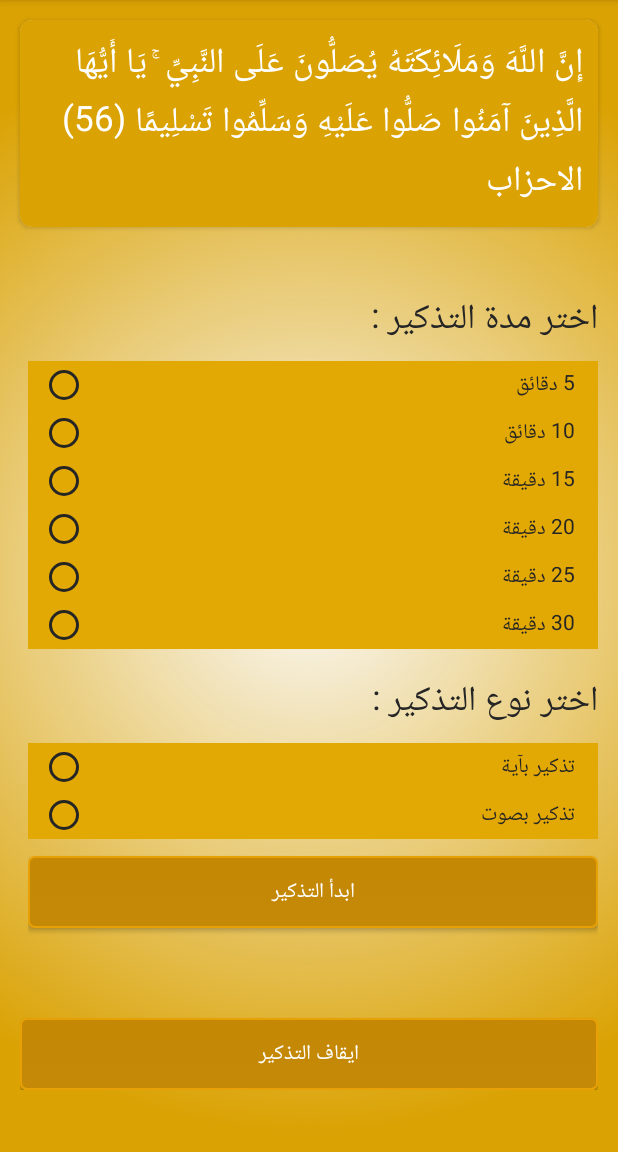
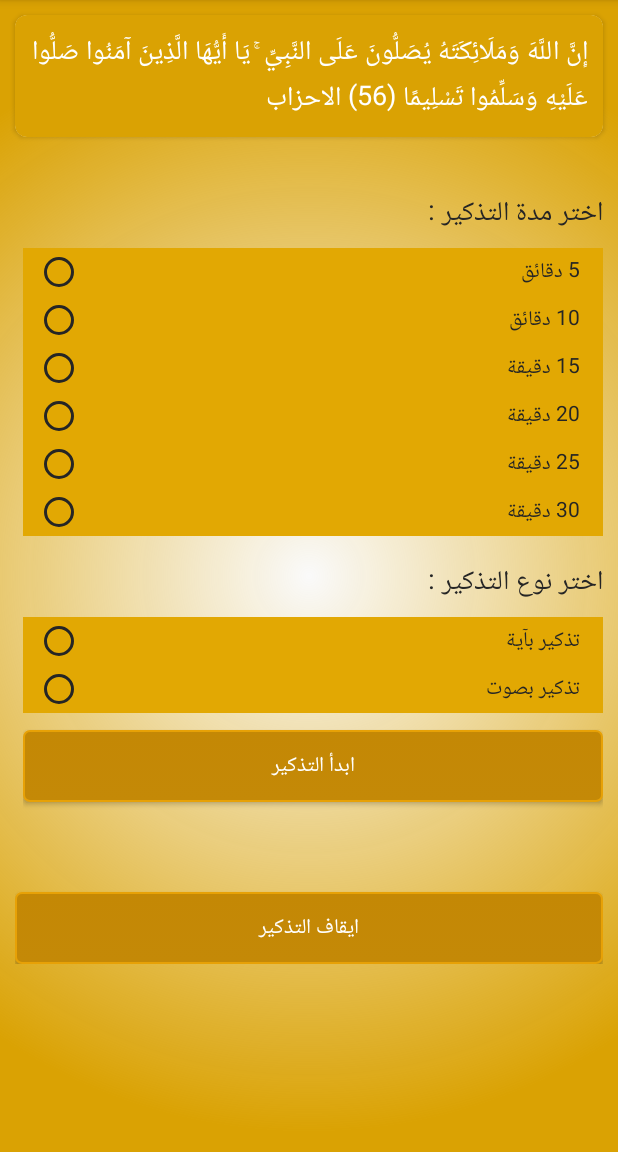
Before and after one commit to ahmedelzubair/Salluu3alayhie, an Android app: the screen it shows after launch (MainActivity), on a phone screen of 412 x 824 dp, the part 84-1236 px from its top. Run offline under Robolectric (Android 15) with nearby library versions, the phone set to English and light mode, and no system bars.

Commit message:
app build success and need to start fix bugs

```diff
--- a/app/build.gradle
+++ b/app/build.gradle
@@ -26,15 +26,12 @@ dependencies {
     })
     implementation 'androidx.appcompat:appcompat:1.3.1'
     implementation 'androidx.constraintlayout:constraintlayout:2.0.4'
-    implementation 'com.intuit.sdp:sdp-android:1.0.6'
     testImplementation 'junit:junit:4.13.2'
     implementation 'androidx.cardview:cardview:1.0.0'
 
     implementation 'com.github.bumptech.glide:glide:4.11.0'
     annotationProcessor 'com.github.bumptech.glide:compiler:4.11.0'
 
-    //sdp for db sizes
-    implementation 'com.intuit.sdp:sdp-android:1.0.6'
     // EventBus
     implementation 'org.greenrobot:eventbus:3.2.0'
     // for all app fonts
@@ -42,7 +39,5 @@ dependencies {
     implementation 'io.github.inflationx:viewpump:2.0.3'
     // android useful utilities
     implementation 'com.blankj:utilcodex:1.30.6'
-    // for Toaster
-    implementation 'com.github.Spikeysanju:MotionToast:1.3.3.4'
 
 }
--- a/app/src/main/res/layout-small/activity_about.xml
+++ b/app/src/main/res/layout-small/activity_about.xml
@@ -12,7 +12,7 @@
         android:layout_margin="15dp">
 
         <TextView
-            android:textAlignment="center"
+            android:textAlignment="gravity"
             android:id="@+id/appName2"
             android:layout_width="wrap_content"
             android:layout_height="wrap_content"
--- a/app/src/main/res/layout-small/activity_main.xml
+++ b/app/src/main/res/layout-small/activity_main.xml
@@ -7,11 +7,12 @@
     android:background="@color/small_bg"
     tools:context="com.apk4android.salluu3alayhie.ui.MainActivity">
 
-    <android.support.v7.widget.CardView
+
+    <androidx.cardview.widget.CardView
         android:id="@+id/ayaCard"
         android:layout_width="match_parent"
         android:layout_height="wrap_content"
-        android:layout_margin="@dimen/_10sdp"
+        android:layout_margin="10dp"
         android:clickable="true"
         android:foreground="?android:attr/selectableItemBackground"
         app:cardCornerRadius="8dp"
@@ -27,17 +28,17 @@
             android:padding="10dp"
             android:text="@string/the_aya"
             android:textColor="@color/colorFontAya"
-            android:textSize="@dimen/_18sdp" />
+            android:textSize="18dp" />
 
-    </android.support.v7.widget.CardView>
+    </androidx.cardview.widget.CardView>
 
     <RelativeLayout
         android:id="@+id/RelativeAll"
         android:layout_width="match_parent"
         android:layout_height="wrap_content"
         android:layout_below="@+id/ayaCard"
-        android:layout_marginLeft="@dimen/_15sdp"
-        android:layout_marginRight="@dimen/_15sdp">
+        android:layout_marginLeft="15dp"
+        android:layout_marginRight="15dp">
 
         <TextView
             android:id="@+id/textViewChose"
@@ -45,11 +46,11 @@
             android:layout_height="wrap_content"
             android:layout_alignParentRight="true"
             android:layout_centerHorizontal="true"
-            android:layout_marginTop="@dimen/_16sdp"
+            android:layout_marginTop="16dp"
             android:text="@string/alarm_period"
             android:textColor="@color/colorFont"
             android:textColorLink="@android:color/background_dark"
-            android:textSize="@dimen/_15sdp" />
+            android:textSize="15dp" />
 
         <TextView
             android:id="@+id/textViewChoseVoiceType"
@@ -57,14 +58,14 @@
             android:layout_height="wrap_content"
             android:layout_alignBaseline="@+id/textViewChose"
             android:layout_alignBottom="@+id/textViewChose"
-            android:layout_marginEnd="@dimen/_52sdp"
-            android:layout_marginRight="@dimen/_52sdp"
+            android:layout_marginEnd="52dp"
+            android:layout_marginRight="52dp"
+            android:layout_toStartOf="@+id/textViewChose"
             android:layout_toLeftOf="@+id/textViewChose"
-            android:layout_toStartOf="@+id/textViewChose"
             android:text="@string/choseNotiTaype"
             android:textColor="@color/colorFont"
             android:textColorLink="@android:color/background_dark"
-            android:textSize="@dimen/_15sdp" />
+            android:textSize="15dp" />
 
         <LinearLayout
             android:id="@+id/linVir"
@@ -84,7 +85,7 @@
                     android:id="@+id/NotificationTypeBtnStart"
                     android:layout_width="wrap_content"
                     android:layout_height="wrap_content"
-                    android:layout_marginLeft="@dimen/_5sdp"
+                    android:layout_marginLeft="5dp"
                     android:layout_weight="1"
                     android:orientation="vertical">
 
@@ -98,8 +99,8 @@
                             android:id="@+id/radioAya"
                             android:layout_width="match_parent"
                             android:layout_height="wrap_content"
-                            android:layout_marginLeft="@dimen/_8sdp"
-                            android:layout_marginRight="@dimen/_15sdp"
+                            android:layout_marginLeft="8dp"
+                            android:layout_marginRight="15dp"
                             android:buttonTint="@color/colorFont"
                             android:text="تذكير بآية"
                             android:textColor="@color/colorFont" />
@@ -108,8 +109,8 @@
                             android:id="@+id/radioVoice"
                             android:layout_width="match_parent"
                             android:layout_height="wrap_content"
-                            android:layout_marginLeft="@dimen/_8sdp"
-                            android:layout_marginRight="@dimen/_15sdp"
+                            android:layout_marginLeft="8dp"
+                            android:layout_marginRight="15dp"
                             android:buttonTint="@color/colorFont"
                             android:text="تذكير بصوت"
                             android:textColor="@color/colorFont" />
@@ -120,8 +121,8 @@
                         android:id="@+id/btnStartAlarm"
                         android:layout_width="match_parent"
                         android:layout_height="wrap_content"
-                        android:layout_marginBottom="@dimen/_10sdp"
-                        android:layout_marginTop="@dimen/_11sdp"
+                        android:layout_marginTop="11dp"
+                        android:layout_marginBottom="10dp"
                         android:background="@drawable/buttons_style"
                         android:onClick="startAlarm"
                         android:text="ابدأ التذكير"
@@ -132,7 +133,7 @@
                     android:id="@+id/rgTimes"
                     android:layout_width="wrap_content"
                     android:layout_height="wrap_content"
-                    android:layout_marginLeft="@dimen/_5sdp"
+                    android:layout_marginLeft="5dp"
                     android:layout_weight="1"
                     android:background="@color/colorBGRadioGroup">
 
@@ -140,8 +141,8 @@
                         android:id="@+id/radio5Min"
                         android:layout_width="match_parent"
                         android:layout_height="wrap_content"
-                        android:layout_marginLeft="@dimen/_8sdp"
-                        android:layout_marginRight="@dimen/_15sdp"
+                        android:layout_marginLeft="8dp"
+                        android:layout_marginRight="15dp"
                         android:buttonTint="@color/colorFont"
                         android:text="5 دقائق"
                         android:textColor="@color/colorFont" />
@@ -150,8 +151,8 @@
                         android:id="@+id/radio10Min"
                         android:layout_width="match_parent"
                         android:layout_height="wrap_content"
-                        android:layout_marginLeft="@dimen/_8sdp"
-                        android:layout_marginRight="@dimen/_15sdp"
+                        android:layout_marginLeft="8dp"
+                        android:layout_marginRight="15dp"
                         android:buttonTint="@color/colorFont"
                         android:text="10 دقائق"
                         android:textColor="@color/colorFont" />
@@ -160,8 +161,8 @@
                         android:id="@+id/radio15Min"
                         android:layout_width="match_parent"
                         android:layout_height="wrap_content"
-                        android:layout_marginLeft="@dimen/_8sdp"
-                        android:layout_marginRight="@dimen/_15sdp"
+                        android:layout_marginLeft="8dp"
+                        android:layout_marginRight="15dp"
                         android:buttonTint="@color/colorFont"
                         android:text="15 دقيقة"
                         android:textColor="@color/colorFont" />
@@ -170,8 +171,8 @@
                         android:id="@+id/radio20Min"
                         android:layout_width="match_parent"
                         android:layout_height="wrap_content"
-                        android:layout_marginLeft="@dimen/_8sdp"
-                        android:layout_marginRight="@dimen/_15sdp"
+                        android:layout_marginLeft="8dp"
+                        android:layout_marginRight="15dp"
                         android:buttonTint="@color/colorFont"
                         android:text="20 دقيقة"
                         android:textColor="@color/colorFont" />
@@ -180,8 +181,8 @@
                         android:id="@+id/radio25Min"
                         android:layout_width="match_parent"
                         android:layout_height="wrap_content"
-                        android:layout_marginLeft="@dimen/_8sdp"
-                        android:layout_marginRight="@dimen/_15sdp"
+                        android:layout_marginLeft="8dp"
+                        android:layout_marginRight="15dp"
                         android:buttonTint="@color/colorFont"
                         android:text="25 دقيقة"
                         android:textColor="@color/colorFont" />
@@ -190,8 +191,8 @@
                         android:id="@+id/radio30Min"
                         android:layout_width="match_parent"
                         android:layout_height="wrap_content"
-                        android:layout_marginLeft="@dimen/_8sdp"
-                        android:layout_marginRight="@dimen/_15sdp"
+                        android:layout_marginLeft="8dp"
+                        android:layout_marginRight="15dp"
                         android:buttonTint="@color/colorFont"
                         android:text="30 دقيقة"
                         android:textColor="@color/colorFont" />
@@ -204,8 +205,8 @@
                 android:id="@+id/btnCancel"
                 android:layout_width="match_parent"
                 android:layout_height="wrap_content"
-                android:layout_marginBottom="@dimen/_4sdp"
-                android:layout_marginTop="@dimen/_4sdp"
+                android:layout_marginTop="4dp"
+                android:layout_marginBottom="4dp"
                 android:background="@drawable/buttons_style"
                 android:onClick="stopAlarm"
                 android:text="ايقاف التذكير"
--- a/app/src/main/res/layout/activity_main.xml
+++ b/app/src/main/res/layout/activity_main.xml
@@ -22,7 +22,7 @@
                 android:id="@+id/ayaCard"
                 android:layout_width="match_parent"
                 android:layout_height="wrap_content"
-                android:layout_margin="@dimen/_10sdp"
+                android:layout_margin="10dp"
                 android:clickable="true"
                 android:foreground="?android:attr/selectableItemBackground"
                 app:cardCornerRadius="8dp"
@@ -38,7 +38,7 @@
                     android:padding="10dp"
                     android:text="@string/the_aya"
                     android:textColor="#fff"
-                    android:textSize="@dimen/_18sdp" />
+                    android:textSize="18sp" />
 
             </androidx.cardview.widget.CardView>
 
@@ -47,7 +47,7 @@
                 android:layout_width="match_parent"
                 android:layout_height="match_parent"
                 android:layout_below="@id/ayaCard"
-                android:layout_margin="@dimen/_10sdp">
+                android:layout_margin="10dp">
 
                 <LinearLayout
                     android:id="@+id/LinRadioGroup"
@@ -63,7 +63,7 @@
                         android:text="@string/alarm_period"
                         android:textColor="@color/colorFont"
                         android:textColorLink="@android:color/background_dark"
-                        android:textSize="@dimen/_18sdp" />
+                        android:textSize="18sp" />
 
 
                     <RadioGroup
@@ -151,7 +151,7 @@
                             android:text="@string/choseNotiTaype"
                             android:textColor="@color/colorFont"
                             android:textColorLink="@android:color/background_dark"
-                            android:textSize="@dimen/_18sdp" />
+                            android:textSize="18sp" />
 
                         <RadioGroup
                             android:id="@+id/rgNotiType"
```
Also changed, not shown: app/src/main/res/layout/activity_about.xml (+7 -7 lines), build.gradle (+18 -12 lines).
